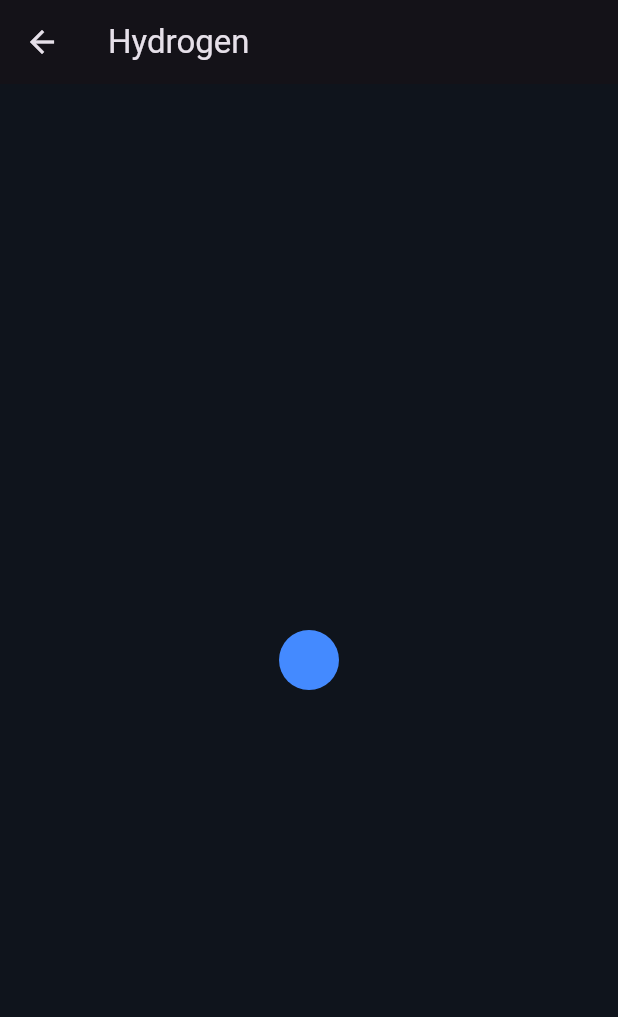
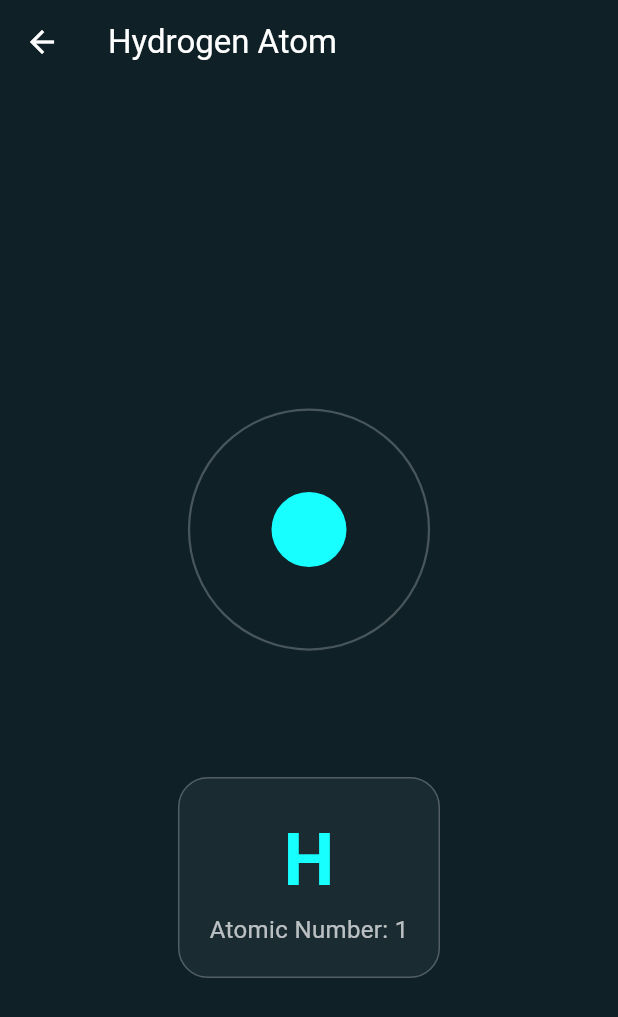
Before and after one commit to junaidsss785/JM-ALCHEMY-LAB, a Flutter app: the screen it shows after launch, after a tap on "Start Experiment", on a phone screen of 412 x 824 dp. Shown: the top 1017 px of the screen. Run offline on Flutter 3.47's test engine with Material 3 defaults, Android fonts, the phone set to English and light mode, and no system bars.

Commit message:
Update atom_visualizer_screen.dart

```diff
--- a/lib/screens/atom_visualizer_screen.dart
+++ b/lib/screens/atom_visualizer_screen.dart
@@ -2,9 +2,16 @@ import 'package:flutter/material.dart';
 
 class ElementData {
   final String name;
+  final String symbol;
+  final int number;
   final Color themeColor;
 
-  ElementData({required this.name, required this.themeColor});
+  ElementData({
+    required this.name,
+    required this.symbol,
+    required this.number,
+    required this.themeColor,
+  });
 }
 
 class AtomVisualizerScreen extends StatelessWidget {
@@ -12,16 +19,59 @@ class AtomVisualizerScreen extends StatelessWidget {
 
   @override
   Widget build(BuildContext context) {
-    final sampleElement = ElementData(name: 'Hydrogen', themeColor: Colors.blueAccent);
+    final sampleElement = ElementData(
+      name: 'Hydrogen',
+      symbol: 'H',
+      number: 1,
+      themeColor: Colors.cyanAccent,
+    );
 
     return Scaffold(
+      backgroundColor: const Color(0xFF0F2027),
       appBar: AppBar(
-        title: Text(sampleElement.name),
+        title: Text(
+          '${sampleElement.name} Atom',
+          style: const TextStyle(color: Colors.white),
+        ),
+        backgroundColor: Colors.transparent,
+        elevation: 0,
+        iconTheme: const IconThemeData(color: Colors.white),
       ),
       body: Center(
-        child: CustomPaint(
-          size: const Size(300, 300),
-          painter: AtomPainter(element: sampleElement),
+        child: Column(
+          mainAxisAlignment: MainAxisAlignment.center,
+          children: [
+            CustomPaint(
+              size: const Size(250, 250),
+              painter: AtomPainter(element: sampleElement),
+            ),
+            const SizedBox(height: 40),
+            Container(
+              padding: const EdgeInsets.all(20),
+              margin: const EdgeInsets.symmetric(horizontal: 30),
+              decoration: BoxDecoration(
+                color: Colors.white.withOpacity(0.05),
+                borderRadius: BorderRadius.circular(20),
+                border: Border.all(color: Colors.white24),
+              ),
+              child: Column(
+                children: [
+                  Text(
+                    sampleElement.symbol,
+                    style: TextStyle(
+                      fontSize: 48,
+                      fontWeight: FontWeight.bold,
+                      color: sampleElement.themeColor,
+                    ),
+                  ),
+                  Text(
+                    'Atomic Number: ${sampleElement.number}',
+                    style: const TextStyle(color: Colors.white70, fontSize: 16),
+                  ),
+                ],
+              ),
+            ),
+          ],
         ),
       ),
     );
@@ -37,11 +87,17 @@ class AtomPainter extends CustomPainter {
   void paint(Canvas canvas, Size size) {
     final center = Offset(size.width / 2, size.height / 2);
 
+    final orbitPaint = Paint()
+      ..color = Colors.white24
+      ..style = PaintingStyle.stroke
+      ..strokeWidth = 1.5;
+
     final nucleusPaint = Paint()
       ..color = element.themeColor
       ..style = PaintingStyle.fill;
 
-    canvas.drawCircle(center, 20.0, nucleusPaint);
+    canvas.drawCircle(center, 80.0, orbitPaint);
+    canvas.drawCircle(center, 25.0, nucleusPaint);
   }
 
   @override
```
